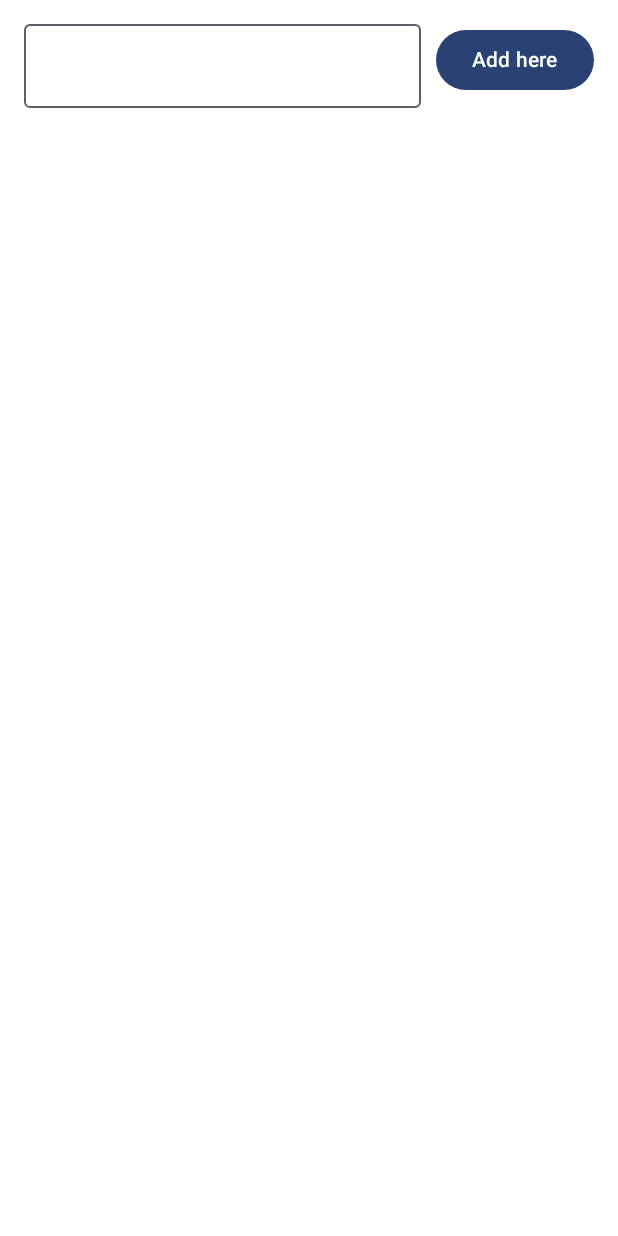
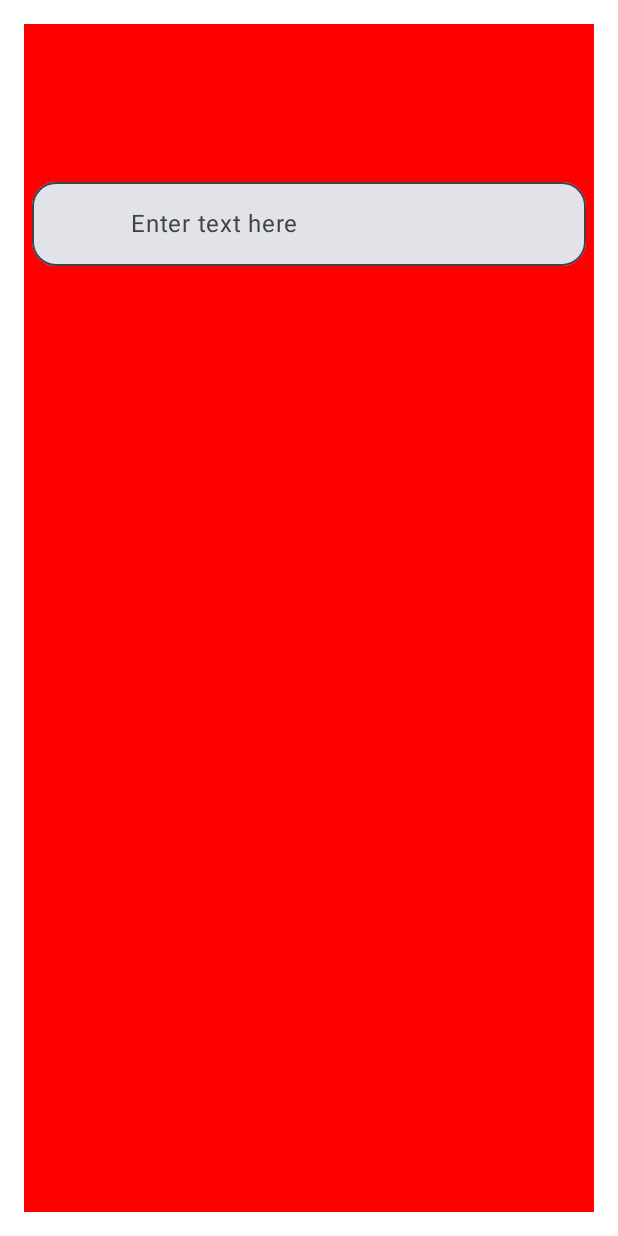
Before and after one commit to ganeshkumar10/Compose-UI, an Android app built with Jetpack Compose: the @Preview function GreetingPreview, on a phone screen of 412 x 824 dp. Run offline under Robolectric (Android 15) with nearby library versions, the phone set to English and light mode, and no system bars.

Commit message:
Added sample UI with text fields and to change a colors for the text

```diff
--- a/app/src/main/java/com/example/blogapplication/MainActivity.kt
+++ b/app/src/main/java/com/example/blogapplication/MainActivity.kt
@@ -1,39 +1,42 @@
 package com.example.blogapplication
 
 import android.os.Bundle
-import android.widget.Toast
 import androidx.activity.ComponentActivity
 import androidx.activity.compose.setContent
+import androidx.compose.foundation.background
+import androidx.compose.foundation.layout.Box
 import androidx.compose.foundation.layout.Column
-import androidx.compose.foundation.layout.Row
 import androidx.compose.foundation.layout.Spacer
 import androidx.compose.foundation.layout.fillMaxSize
 import androidx.compose.foundation.layout.fillMaxWidth
+import androidx.compose.foundation.layout.height
 import androidx.compose.foundation.layout.padding
-import androidx.compose.foundation.layout.width
-import androidx.compose.foundation.lazy.LazyColumn
-import androidx.compose.foundation.lazy.items
-import androidx.compose.material3.Button
-import androidx.compose.material3.Divider
+import androidx.compose.foundation.shape.RoundedCornerShape
 import androidx.compose.material3.OutlinedTextField
 import androidx.compose.material3.Text
+import androidx.compose.material3.TextFieldDefaults
 import androidx.compose.runtime.Composable
-import androidx.compose.runtime.getValue
 import androidx.compose.runtime.mutableStateOf
-import androidx.compose.runtime.remember
-import androidx.compose.runtime.setValue
+import androidx.compose.runtime.*
 import androidx.compose.ui.Modifier
-import androidx.compose.ui.platform.LocalContext
+import androidx.compose.ui.graphics.Color
+import androidx.compose.ui.text.TextStyle
+import androidx.compose.ui.text.style.TextAlign
 import androidx.compose.ui.tooling.preview.Preview
 import androidx.compose.ui.unit.dp
+import androidx.compose.ui.unit.sp
 import com.example.blogapplication.ui.theme.BlogApplicationTheme
+import com.example.blogapplication.ui.theme.newBlack
+import com.example.blogapplication.ui.theme.newBlue
+import com.example.blogapplication.ui.theme.newOrange
+import com.example.blogapplication.ui.theme.newWhite
+import com.example.blogapplication.ui.theme.newYellow
 
 class MainActivity : ComponentActivity() {
     override fun onCreate(savedInstanceState: Bundle?) {
         super.onCreate(savedInstanceState)
         setContent {
             BlogApplicationTheme {
-                SampleDesignWithListAndButtonToAdd()
             }
         }
     }
@@ -46,60 +49,59 @@ class MainActivity : ComponentActivity() {
 @Composable
 fun GreetingPreview() {
     BlogApplicationTheme {
-        SampleDesignWithListAndButtonToAdd()
+        CustomizedDesignForTextFields()
     }
 }
 
 @Composable
-fun SampleDesignWithListAndButtonToAdd() {
-    val context = LocalContext.current
-    var name by remember {
+fun CustomizedDesignForTextFields() {
+    var firstTextName by remember {
         mutableStateOf("")
     }
-    var names by remember {
-        mutableStateOf(listOf<String>())
-    }
-    Column(
+
+    Box(
         modifier = Modifier
             .fillMaxSize()
-            .padding(16.dp)
+            .background(color = Color.White)
     ) {
-        Row {
+        Column(
+            modifier = Modifier
+                .fillMaxSize()
+                .padding(16.dp)
+                .background(Color.Red)
+        ) {
+            Spacer(modifier = Modifier.height(100.dp))
             OutlinedTextField(
-                value = name,
-                onValueChange = { text ->
-                    name = text
-                }, modifier = Modifier.weight(1f)
+                value = firstTextName,
+                onValueChange = { newValue ->
+                    firstTextName = newValue
+                },
+                modifier = Modifier
+                    .fillMaxWidth()
+                    .padding(5.dp),
+                textStyle = TextStyle(fontSize = 16.sp),
+                /*
+                                label = { Text(text = "Enter Name") },
+                */
+                placeholder = {
+                    Text(
+                        text = "Enter text here",
+                        textAlign = TextAlign.Start,
+                        modifier = Modifier.padding(start = 50.dp)
+                    )
+                },
+                colors = TextFieldDefaults.colors(
+                    /*focusedPlaceholderColor = newYellow,
+                    unfocusedPlaceholderColor = newWhite,*/
+                    /*unfocusedContainerColor = newWhite,
+                    focusedContainerColor = newOrange,*/
+                    /*focusedIndicatorColor = newYellow,
+                    unfocusedIndicatorColor = newBlue*/
+                    /*focusedTextColor = Color.Red,
+                    unfocusedTextColor = Color.White*/
+                ),
+                shape = RoundedCornerShape(16.dp)
             )
-            Spacer(modifier = Modifier.width(10.dp))
-            Button(onClick = {
-                if (name.isNotBlank()) {
-                    names = names + name
-                    name = ""
-                } else {
-                    Toast.makeText(context, "Empty text", Toast.LENGTH_SHORT).show()
-                }
-            }) {
-                Text(text = "Add here")
-            }
-        }
-        NameList(names = names)
-    }
-}
-
-@Composable
-fun NameList(
-    names: List<String>,
-    modifier: Modifier = Modifier
-) {
-    LazyColumn(modifier) {
-        items(names) { currentName ->
-            Text(
-                text = currentName, modifier = Modifier
-                    .fillMaxWidth()
-                    .padding(16.dp)
-            )
-            Divider()
         }
     }
 }
```
Also changed, not shown: app/src/main/java/com/example/blogapplication/ui/theme/Color.kt (+7 -0 lines), app/src/main/res/layout/activity_main.xml (deleted, +0 -7 lines).
